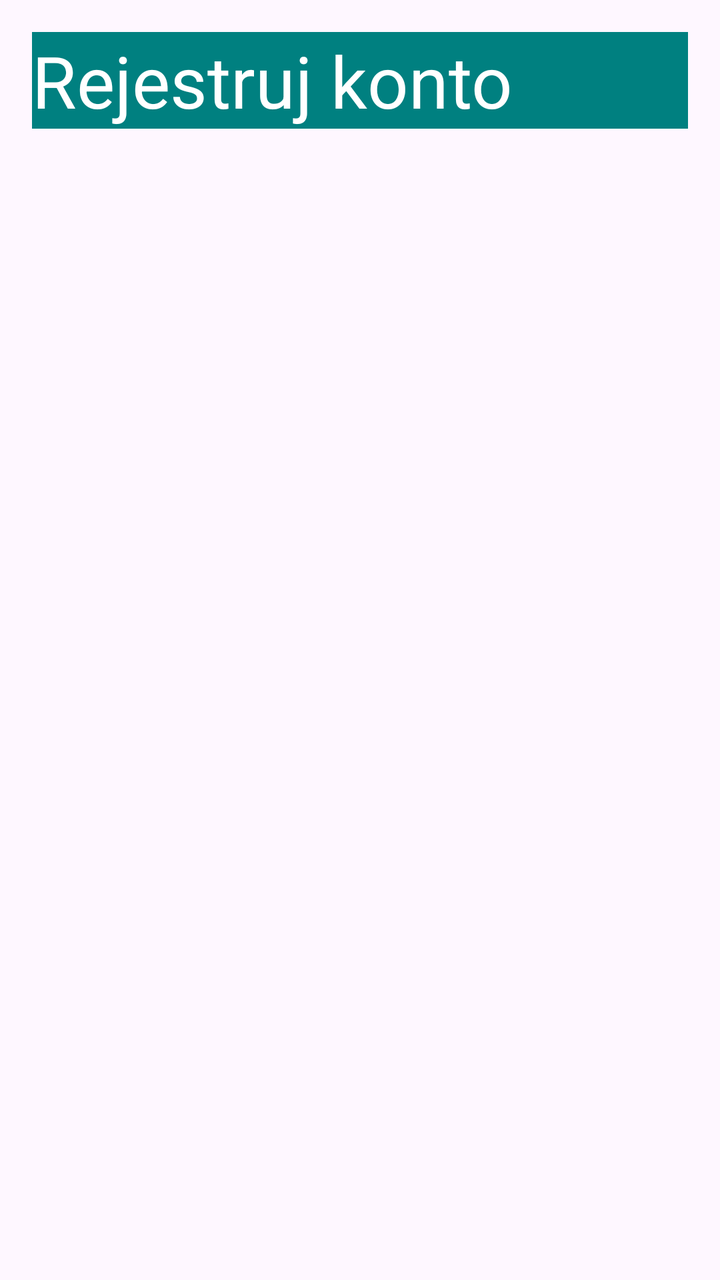
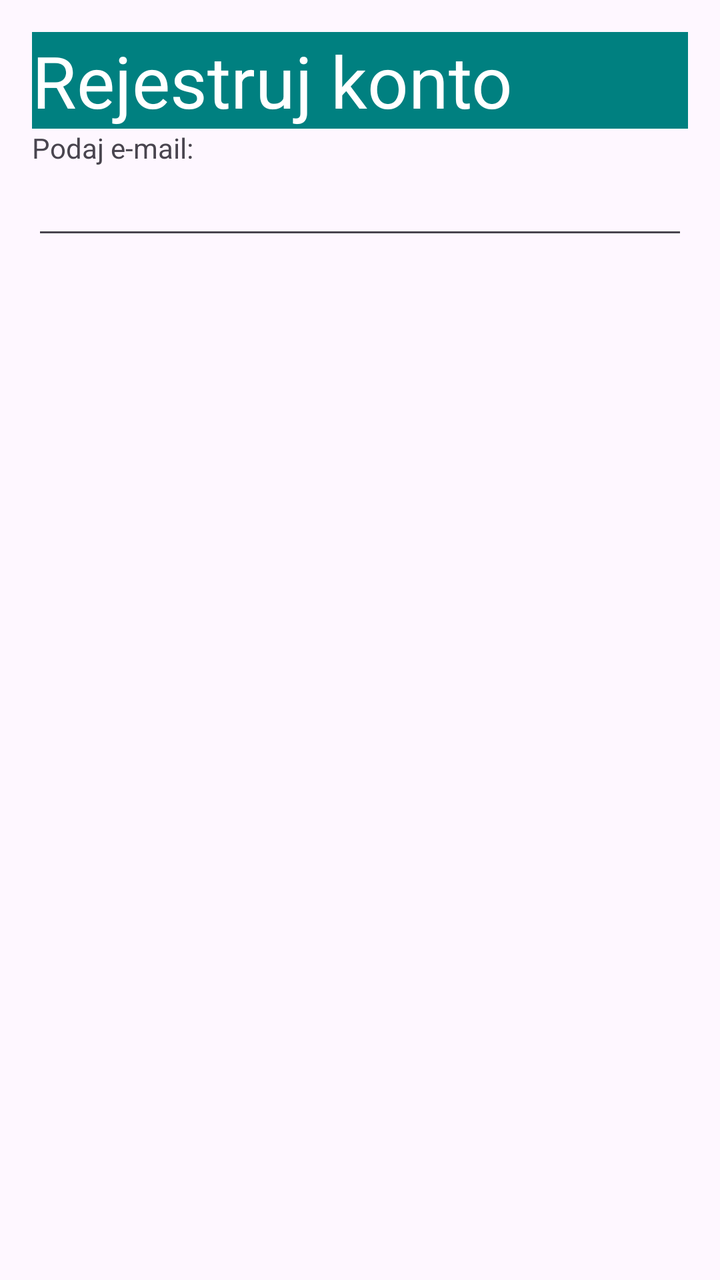

Compare the two renders of this Android layout. The source of the first and the diff that turns it into the second are given below.
<!-- AndroidManifest.xml: application theme Theme.LinearLayout -->
<!-- res/layout/activity_main.xml -->
<?xml version="1.0" encoding="utf-8"?>
<LinearLayout xmlns:android="http://schemas.android.com/apk/res/android"
    xmlns:tools="http://schemas.android.com/tools"
    android:id="@+id/main"
    android:layout_width="match_parent"
    android:layout_height="match_parent"
    android:orientation="vertical"
    android:padding="16dp"
    tools:context=".MainActivity">

    <TextView
        android:id="@+id/textView"
        android:layout_width="match_parent"
        android:layout_height="wrap_content"
        android:background="#008080"
        android:text="@string/header"
        android:textColor="#FFFFFF"
        android:textSize="36sp" />
</LinearLayout>
<!-- resources referenced by this layout -->
<resources>
  <string name="header">Rejestruj konto</string>
  <style name="Theme.LinearLayout" parent="Base.Theme.LinearLayout" />
  <style name="Base.Theme.LinearLayout" parent="Theme.Material3.DayNight.NoActionBar">
          
          
      </style>
</resources>

<!-- the commit's change to res/layout/activity_main.xml (unified diff, before → after) -->
@@ -16,4 +16,17 @@
         android:text="@string/header"
         android:textColor="#FFFFFF"
         android:textSize="36sp" />
+
+    <TextView
+        android:id="@+id/textView2"
+        android:layout_width="match_parent"
+        android:layout_height="wrap_content"
+        android:text="@string/etykieta1" />
+
+    <EditText
+        android:id="@+id/editTextTextEmailAddress"
+        android:layout_width="match_parent"
+        android:layout_height="wrap_content"
+        android:ems="10"
+        android:inputType="textEmailAddress" />
 </LinearLayout>
<!-- resource entries referenced after the edit -->
@@ -1,5 +1,6 @@
 <!-- resources referenced by this layout -->
 <resources>
+  <string name="etykieta1">Podaj e-mail:</string>
   <string name="header">Rejestruj konto</string>
   <style name="Theme.LinearLayout" parent="Base.Theme.LinearLayout" />
   <style name="Base.Theme.LinearLayout" parent="Theme.Material3.DayNight.NoActionBar">
